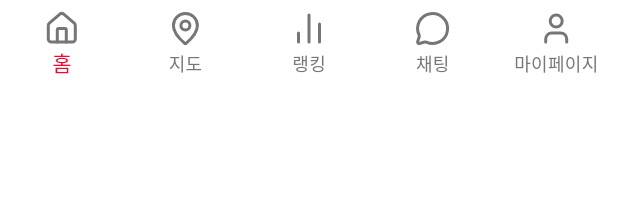
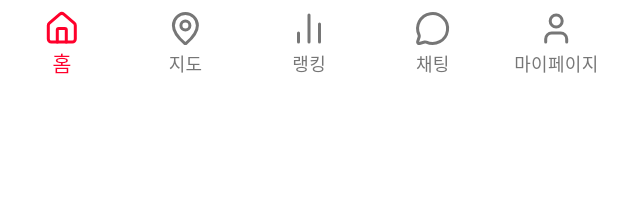
Before and after one commit to ZeroZoa/Crewer, a Flutter app: the BottomNavBar widget shown alone on an empty page, opened directly with empty values, item 4 of the bottom bar chosen, on a phone screen of 412 x 824 dp. Shown: the top 201 px of the screen. Run offline on Flutter 3.47's test engine with Material 3 defaults, Android fonts, the light colour scheme and no system bars; our stand-ins replace flutter_secure_storage, geolocator, go_router, google_maps_flutter, image_picker, lucide_icons and 2 more; missing offline and left inert: dart:ffi, jwt_decode, stomp_dart_client; accounts and stored records are empty; network calls fail.

Commit message:
하단 네비게이션 최적화

```diff
--- a/src/main/client/lib/components/bottom_navbar.dart
+++ b/src/main/client/lib/components/bottom_navbar.dart
@@ -23,71 +23,41 @@
 
   @override
   Widget build(BuildContext context) {
-    const routes = ['/', '/map', '/ranking', '/chat', '/profile']; // 하단 탭 라우트 기준
-    final currentIndex = routes.indexOf(currentLocation); // 현재 경로가 몇 번째 탭인지 확인
-    final screenHeight = MediaQuery.of(context).size.height;
+    const routes = ['/', '/map', '/ranking', '/chat', '/profile'];
+    final currentIndex = routes.indexOf(currentLocation);
 
-    return Column(
-      mainAxisSize: MainAxisSize.min,
-      children: [
-        //Divider(height: 1, thickness: 1), //디바이더 없애도 됨 추후에, Column도 같이
-        ColoredBox(
-        color: Colors.white,
-        child: SizedBox(
-          height: screenHeight * 0.09,
-          child: Align(
-            alignment: Alignment.topCenter,
-            child: BottomNavigationBar(
+    // BottomNavigationBar 위젯만 깔끔하게 반환
+    return BottomNavigationBar(
       elevation: 0,
       backgroundColor: Colors.white,
-              currentIndex: currentIndex < 0 ? 0 : currentIndex, // 유효하지 않으면 홈(0)으로 설정
-              onTap: (index) => _navigate(context, index), // 탭 클릭 시 페이지 이동
-              type: BottomNavigationBarType.fixed, // 모든 아이템 고정 표시
-              selectedItemColor: const Color(0xFFFF002B), // 선택된 아이템 색상
-              unselectedItemColor: const Color(0xFF767676), // 선택되지 않은 아이템 색상
-              showUnselectedLabels: true, // 선택되지 않은 라벨도 보여줌
-              items: [
+      currentIndex: currentIndex < 0 ? 0 : currentIndex,
+      onTap: (index) => _navigate(context, index),
+      type: BottomNavigationBarType.fixed,
+      selectedItemColor: const Color(0xFFFF002B),
+      unselectedItemColor: const Color(0xFF767676),
+      showUnselectedLabels: true,
+      items: const [
         BottomNavigationBarItem(
-                    icon: Icon(
-                      LucideIcons.home,
-                      color: currentLocation == '/' ? Color(0xFFFF002B) : Color(0xFF767676), // 현재 페이지이면 검정색
-                    ),
+          icon: Icon(LucideIcons.home),
           label: '홈',
         ),
         BottomNavigationBarItem(
-                    icon: Icon(
-                     LucideIcons.mapPin,
-                     color: currentLocation == '/map' ? Color(0xFFFF002B) : Color(0xFF767676),
-                    ),
+          icon: Icon(LucideIcons.mapPin),
           label: '지도',
         ),
         BottomNavigationBarItem(
-                    icon: Icon(
-                      LucideIcons.barChart2,
-                      color: currentLocation == '/ranking' ? Color(0xFFFF002B) : Color(0xFF767676),
-                    ),
+          icon: Icon(LucideIcons.barChart2),
           label: '랭킹',
         ),
         BottomNavigationBarItem(
-                    icon: Icon(
-                      LucideIcons.messageCircle,
-                      color: currentLocation == '/chat' ? Color(0xFFFF002B) : Color(0xFF767676),
-                    ),
+          icon: Icon(LucideIcons.messageCircle),
           label: '채팅',
         ),
         BottomNavigationBarItem(
-                    icon: Icon(
-                      LucideIcons.user,
-                      color: currentLocation == '/profile' ? Color(0xFFFF002B) : Color(0xFF767676),
-                    ),
+          icon: Icon(LucideIcons.user),
           label: '마이페이지',
         ),
       ],
-              )
-            )
-          )
-        )
-      ]
     );
   }
 }
```
Lines whose indentation alone changed are shown as unchanged.
